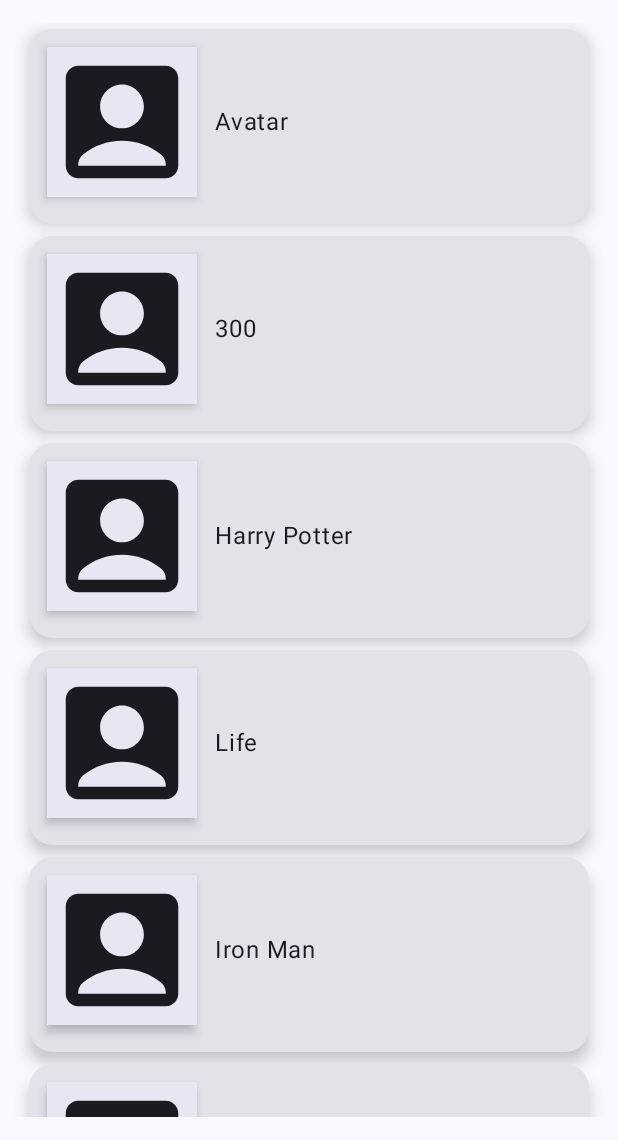
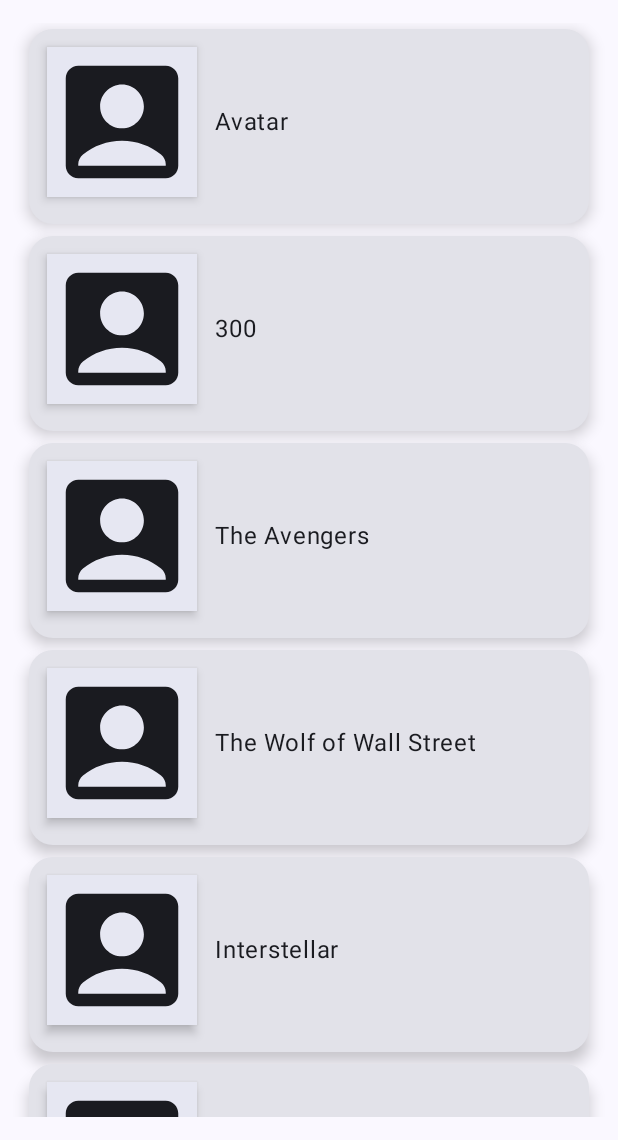
Before and after one commit to mukulvyas/MovieApp, an Android app built with Jetpack Compose: the screen it shows after launch (MainActivity), on a phone screen of 412 x 824 dp, the part 96-1236 px from its top. Run offline under Robolectric (Android 15) with nearby library versions, the phone set to English and light mode, and no system bars.

Commit message:
new features are added

```diff
--- a/app/src/main/java/com/example/movieapp/MainActivity.kt
+++ b/app/src/main/java/com/example/movieapp/MainActivity.kt
@@ -45,6 +45,7 @@ import androidx.compose.ui.graphics.RectangleShape
 import androidx.compose.ui.res.colorResource
 import androidx.compose.ui.tooling.preview.Preview
 import androidx.compose.ui.unit.dp
+import com.example.movieapp.model.Movie
 import com.example.movieapp.navigation.MovieNavigation
 import com.example.movieapp.screens.home.MainContent
 import com.example.movieapp.ui.theme.MovieAppTheme
@@ -66,37 +67,6 @@ class MainActivity : ComponentActivity() {
 //class TopAppBarColors
 
 
-@Composable
-fun movieRow(movie : String , onItemClick: (String) -> Unit = {}){
-
-    Card(modifier = Modifier
-        .padding(4.dp)
-        .fillMaxSize()
-        .height(130.dp)
-        .clickable{
-                  onItemClick(movie)
-        }
-        ,
-        shape = RoundedCornerShape(corner = CornerSize(16.dp)),
-        elevation = CardDefaults.elevatedCardElevation(6.dp)
-    ) {
-        Row (verticalAlignment = Alignment.CenterVertically,
-            horizontalArrangement = Arrangement.Start){
-            Surface(modifier = Modifier
-                .padding(12.dp)
-                .size(100.dp),
-                shape = RectangleShape,
-                shadowElevation = 4.dp,
-                tonalElevation = 4.dp
-            )  {
-                Icon(imageVector = Icons.Default.AccountBox, contentDescription = "movie image")
-
-            }
-
-            Text(text = movie)
-        }
-    }
-}
 
 
 
--- /dev/null
+++ b/app/src/main/java/com/example/movieapp/model/Movie.kt
@@ -0,0 +1,152 @@
+package com.example.movieapp.model
+
+data class Movie(val id: String,
+    val title: String,
+    val year: String,
+    val genre: String,
+    val director: String,
+    val actors: String,
+    val plot: String,
+    val poster: String,
+    val images: List<String>,
+    val rating: String)
+
+fun getMovies(): List<Movie>{
+        return listOf(
+            Movie(id = "tt0499549",
+                title = "Avatar",
+                year = "2009",
+                genre = "Action, Adventure, Fantasy",
+                director = "James Cameron",
+                actors = "Sam Worthington, Zoe Saldana, Sigourney Weaver, Stephen Lang",
+                plot = "A paraplegic marine dispatched to the moon Pandora on a unique mission becomes torn between following his orders and protecting the world he feels is his home.",
+                poster = "http://ia.media-imdb.com/images/M/MV5BMTYwOTEwNjAzMl5BMl5BanBnXkFtZTcwODc5MTUwMw@@._V1_SX300.jpg",
+                images = listOf("https://images-na.ssl-images-amazon.com/images/M/MV5BMjEyOTYyMzUxNl5BMl5BanBnXkFtZTcwNTg0MTUzNA@@._V1_SX1500_CR0,0,1500,999_AL_.jpg",
+                    "https://images-na.ssl-images-amazon.com/images/M/MV5BNzM2MDk3MTcyMV5BMl5BanBnXkFtZTcwNjg0MTUzNA@@._V1_SX1777_CR0,0,1777,999_AL_.jpg",
+                    "https://images-na.ssl-images-amazon.com/images/M/MV5BMTY2ODQ3NjMyMl5BMl5BanBnXkFtZTcwODg0MTUzNA@@._V1_SX1777_CR0,0,1777,999_AL_.jpg",
+                    "https://images-na.ssl-images-amazon.com/images/M/MV5BMTMxOTEwNDcxN15BMl5BanBnXkFtZTcwOTg0MTUzNA@@._V1_SX1777_CR0,0,1777,999_AL_.jpg",
+                    "https://images-na.ssl-images-amazon.com/images/M/MV5BMTYxMDg1Nzk1MV5BMl5BanBnXkFtZTcwMDk0MTUzNA@@._V1_SX1500_CR0,0,1500,999_AL_.jpg"),
+                rating = "7.9"),
+
+            Movie(id = "tt0416449",
+                title = "300",
+                year = "2006",
+                genre = "Action, Drama, Fantasy",
+                director = "Zack Snyder",
+                actors = "Gerard Butler, Lena Headey, Dominic West, David Wenham",
+                plot = "King Leonidas of Sparta and a force of 300 men fight the Persians at Thermopylae in 480 B.C.",
+                poster = "http://ia.media-imdb.com/images/M/MV5BMjAzNTkzNjcxNl5BMl5BanBnXkFtZTYwNDA4NjE3._V1_SX300.jpg",
+                images = listOf("https://images-na.ssl-images-amazon.com/images/M/MV5BMTMwNTg5MzMwMV5BMl5BanBnXkFtZTcwMzA2NTIyMw@@._V1_SX1777_CR0,0,1777,937_AL_.jpg",
+                    "https://images-na.ssl-images-amazon.com/images/M/MV5BMTQwNTgyNTMzNF5BMl5BanBnXkFtZTcwNDA2NTIyMw@@._V1_SX1777_CR0,0,1777,935_AL_.jpg",
+                    "https://images-na.ssl-images-amazon.com/images/M/MV5BMTc0MjQzOTEwMV5BMl5BanBnXkFtZTcwMzE2NTIyMw@@._V1_SX1777_CR0,0,1777,947_AL_.jpg"
+
+                ),
+                rating = "7.7"),
+
+            Movie(id = "tt0848228",
+                title = "The Avengers",
+                year = "2012",
+                genre = "Action, Sci-Fi, Thriller",
+                director = "Joss Whedon",
+                actors = "Robert Downey Jr., Chris Evans, Mark Ruffalo, Chris Hemsworth",
+                plot = "Earth's mightiest heroes must come together and learn to fight as a team if they are to stop the mischievous Loki and his alien army from enslaving humanity.",
+                poster = "http://ia.media-imdb.com/images/M/MV5BMTk2NTI1MTU4N15BMl5BanBnXkFtZTcwODg0OTY0Nw@@._V1_SX300.jpg",
+                images = listOf("https://images-na.ssl-images-amazon.com/images/M/MV5BMTA0NjY0NzE4OTReQTJeQWpwZ15BbWU3MDczODg2Nzc@._V1_SX1777_CR0,0,1777,999_AL_.jpg",
+                    "https://images-na.ssl-images-amazon.com/images/M/MV5BMjE1MzEzMjcyM15BMl5BanBnXkFtZTcwNDM4ODY3Nw@@._V1_SX1777_CR0,0,1777,999_AL_.jpg",
+                    "https://images-na.ssl-images-amazon.com/images/M/MV5BMjMwMzM2MTg1M15BMl5BanBnXkFtZTcwNjM4ODY3Nw@@._V1_SX1777_CR0,0,1777,999_AL_.jpg",
+                    "https://images-na.ssl-images-amazon.com/images/M/MV5BMTQ4NzM2Mjc5MV5BMl5BanBnXkFtZTcwMTkwOTY3Nw@@._V1_SX1777_CR0,0,1777,999_AL_.jpg",
+                    "https://images-na.ssl-images-amazon.com/images/M/MV5BMTc3MzQ3NjA5N15BMl5BanBnXkFtZTcwMzY5OTY3Nw@@._V1_SX1777_CR0,0,1777,999_AL_.jpg"),
+                rating = "8.1"),
+
+            Movie(id = "tt0993846",
+                title = "The Wolf of Wall Street",
+                year = "2013",
+                genre = "Biography, Comedy, Crime",
+                director = "Martin Scorsese",
+                actors = "Leonardo DiCaprio, Jonah Hill, Margot Robbie, Matthew McConaughey",
+                plot = "Based on the true story of Jordan Belfort, from his rise to a wealthy stock-broker living the high life to his fall involving crime, corruption and the federal government.",
+                poster = "http://ia.media-imdb.com/images/M/MV5BMjIxMjgxNTk0MF5BMl5BanBnXkFtZTgwNjIyOTg2MDE@._V1_SX300.jpg",
+                images = listOf("https://images-na.ssl-images-amazon.com/images/M/MV5BNDIwMDIxNzk3Ml5BMl5BanBnXkFtZTgwMTg0MzQ4MDE@._V1_SX1500_CR0,0,1500,999_AL_.jpg",
+                    "https://images-na.ssl-images-amazon.com/images/M/MV5BMTc0NzAxODAyMl5BMl5BanBnXkFtZTgwMDg0MzQ4MDE@._V1_SX1500_CR0,0,1500,999_AL_.jpg",
+                    "https://images-na.ssl-images-amazon.com/images/M/MV5BMTExMDk1MDE4NzVeQTJeQWpwZ15BbWU4MDM4NDM0ODAx._V1_SX1500_CR0,0,1500,999_AL_.jpg",
+                    "https://images-na.ssl-images-amazon.com/images/M/MV5BMTg3MTY4NDk4Nl5BMl5BanBnXkFtZTgwNjc0MzQ4MDE@._V1_SX1500_CR0,0,1500,999_AL_.jpg",
+                    "https://images-na.ssl-images-amazon.com/images/M/MV5BMTgzMTg4MDI0Ml5BMl5BanBnXkFtZTgwOTY0MzQ4MDE@._V1_SY1000_CR0,0,1553,1000_AL_.jpg"),
+                rating = "8.2"),
+
+            Movie(id = "tt0816692",
+                title = "Interstellar",
+                year = "2014",
+                genre = "Adventure, Drama, Sci-Fi",
+                director = "Christopher Nolan",
+                actors = "Ellen Burstyn, Matthew McConaughey, Mackenzie Foy, John Lithgow",
+                plot = "A team of explorers travel through a wormhole in space in an attempt to ensure humanity's survival.",
+                poster = "http://ia.media-imdb.com/images/M/MV5BMjIxNTU4MzY4MF5BMl5BanBnXkFtZTgwMzM4ODI3MjE@._V1_SX300.jpg",
+                images = listOf("https://images-na.ssl-images-amazon.com/images/M/MV5BMjA3NTEwOTMxMV5BMl5BanBnXkFtZTgwMjMyODgxMzE@._V1_SX1500_CR0,0,1500,999_AL_.jpg",
+                    "https://images-na.ssl-images-amazon.com/images/M/MV5BMzQ5ODE2MzEwM15BMl5BanBnXkFtZTgwMTMyODgxMzE@._V1_SX1500_CR0,0,1500,999_AL_.jpg",
+                    "https://images-na.ssl-images-amazon.com/images/M/MV5BMTg4Njk4MzY0Nl5BMl5BanBnXkFtZTgwMzIyODgxMzE@._V1_SX1500_CR0,0,1500,999_AL_.jpg",
+                    "https://images-na.ssl-images-amazon.com/images/M/MV5BMzE3MTM0MTc3Ml5BMl5BanBnXkFtZTgwMDIyODgxMzE@._V1_SX1500_CR0,0,1500,999_AL_.jpg",
+                    "https://images-na.ssl-images-amazon.com/images/M/MV5BNjYzNjE2NDk3N15BMl5BanBnXkFtZTgwNzEyODgxMzE@._V1_SX1500_CR0,0,1500,999_AL_.jpg"),
+                rating = "8.6"),
+            Movie(id = "tt0944947",
+                title = "Game of Thrones",
+                year = "2011 - 2018",
+                genre = "Adventure, Drama, Fantasy",
+                director = "N/A",
+                actors = "Peter Dinklage, Lena Headey, Emilia Clarke, Kit Harington",
+                plot = "While a civil war brews between several noble families in Westeros, the children of the former rulers of the land attempt to rise up to power. Meanwhile a forgotten race, bent on destruction, plans to return after thousands of years in the North.",
+                poster = "http://ia.media-imdb.com/images/M/MV5BMjM5OTQ1MTY5Nl5BMl5BanBnXkFtZTgwMjM3NzMxODE@._V1_SX300.jpg",
+                images = listOf("https://images-na.ssl-images-amazon.com/images/M/MV5BNDc1MGUyNzItNWRkOC00MjM1LWJjNjMtZTZlYWIxMGRmYzVlXkEyXkFqcGdeQXVyMzU3MDEyNjk@._V1_SX1777_CR0,0,1777,999_AL_.jpg",
+                    "https://images-na.ssl-images-amazon.com/images/M/MV5BZjZkN2M5ODgtMjQ2OC00ZjAxLWE1MjMtZDE0OTNmNGM0NWEwXkEyXkFqcGdeQXVyNjUxNzgwNTE@._V1_SX1777_CR0,0,1777,999_AL_.jpg",
+                    "https://images-na.ssl-images-amazon.com/images/M/MV5BMDk4Y2Y1MDAtNGVmMC00ZTlhLTlmMmQtYjcyN2VkNzUzZjg2XkEyXkFqcGdeQXVyNjUxNzgwNTE@._V1_SX1777_CR0,0,1777,999_AL_.jpg",
+                    "https://images-na.ssl-images-amazon.com/images/M/MV5BNjZjNWIzMzQtZWZjYy00ZTkwLWJiMTYtOWRkZDBhNWJhY2JmXkEyXkFqcGdeQXVyMjk3NTUyOTc@._V1_SX1777_CR0,0,1777,999_AL_.jpg",
+                    "https://images-na.ssl-images-amazon.com/images/M/MV5BNTMyMTRjZWEtM2UxMS00ZjU5LWIxMTYtZDA5YmJhZmRjYTc4XkEyXkFqcGdeQXVyMjk3NTUyOTc@._V1_SX1777_CR0,0,1777,999_AL_.jpg"),
+                rating = "9.5"),
+
+
+            Movie(id = "tt2306299",
+                title = "Vikings",
+                year = "2013–2020",
+                genre = "Action, Drama, History",
+                director = "N/A",
+                actors = "Travis Fimmel, Clive Standen, Gustaf Skarsgård, Katheryn Winnick",
+                plot = "The world of the Vikings is brought to life through the journey of Ragnar Lothbrok, the first Viking to emerge from Norse legend and onto the pages of history - a man on the edge of myth.",
+                poster = "http://ia.media-imdb.com/images/M/MV5BOTEzNzI3MDc0N15BMl5BanBnXkFtZTgwMzk1MzA5NzE@._V1_SX300.jpg",
+                images = listOf("https://images-na.ssl-images-amazon.com/images/M/MV5BMjM5MTM1ODUxNV5BMl5BanBnXkFtZTgwNTAzOTI2ODE@._V1_.jpg",
+                    "https://images-na.ssl-images-amazon.com/images/M/MV5BNzU2NDcxODMyOF5BMl5BanBnXkFtZTgwNDAzOTI2ODE@._V1_.jpg",
+                    "https://images-na.ssl-images-amazon.com/images/M/MV5BMjMzMzIzOTU2M15BMl5BanBnXkFtZTgwODMzMTkyODE@._V1_SY1000_SX1500_AL_.jpg",
+                    "https://images-na.ssl-images-amazon.com/images/M/MV5BMTQ2NTQ2MDA3NF5BMl5BanBnXkFtZTgwODkxMDUxODE@._V1_SY1000_SX1500_AL_.jpg",
+                    "https://images-na.ssl-images-amazon.com/images/M/MV5BMTcxOTQ3NTA5N15BMl5BanBnXkFtZTgwMzExMDUxODE@._V1_SY1000_SX1500_AL_.jpg"),
+                rating = "9.5"),
+
+            Movie(id = "tt0903747",
+                title = "Breaking Bad",
+                year = "2008–2013",
+                genre = "Crime, Drama, Thriller",
+                director = "N/A",
+                actors = "Bryan Cranston, Anna Gunn, Aaron Paul, Dean Norris",
+                plot = "A high school chemistry teacher diagnosed with inoperable lung cancer turns to manufacturing and selling methamphetamine in order to secure his family's financial future.",
+                poster = "http://ia.media-imdb.com/images/M/MV5BMTQ0ODYzODc0OV5BMl5BanBnXkFtZTgwMDk3OTcyMDE@._V1_SX300.jpg",
+                images = listOf("https://images-na.ssl-images-amazon.com/images/M/MV5BMTgyMzI5NDc5Nl5BMl5BanBnXkFtZTgwMjM0MTI2MDE@._V1_SY1000_CR0,0,1498,1000_AL_.jpg",
+                    "https://images-na.ssl-images-amazon.com/images/M/MV5BMTQ2NDkwNDk5NV5BMl5BanBnXkFtZTgwNDM0MTI2MDE@._V1_SY1000_CR0,0,1495,1000_AL_.jpg",
+                    "https://images-na.ssl-images-amazon.com/images/M/MV5BMTM4NDcyNDMzMF5BMl5BanBnXkFtZTgwOTI0MTI2MDE@._V1_SY1000_CR0,0,1495,1000_AL_.jpg",
+                    "https://images-na.ssl-images-amazon.com/images/M/MV5BMTAzMTczMjM3NjFeQTJeQWpwZ15BbWU4MDc1MTI1MzAx._V1_SY1000_CR0,0,1495,1000_AL_.jpg",
+                    "https://images-na.ssl-images-amazon.com/images/M/MV5BMjA5MTE3MTgwMF5BMl5BanBnXkFtZTgwOTQxMjUzMDE@._V1_SX1500_CR0,0,1500,999_AL_.jpg"),
+                rating = "9.5"),
+
+            Movie(id = "tt2707408",
+                title = "Narcos",
+                year = "2015-",
+                genre = "Biography, Crime, Drama",
+                director = "N/A",
+                actors = "Wagner Moura, Boyd Holbrook, Pedro Pascal, Joanna Christie",
+                plot = "A chronicled look at the criminal exploits of Colombian drug lord Pablo Escobar.",
+                poster = "http://ia.media-imdb.com/images/M/MV5BMTU0ODQ4NDg2OF5BMl5BanBnXkFtZTgwNzczNTE4OTE@._V1_SX300.jpg",
+                images = listOf("https://images-na.ssl-images-amazon.com/images/M/MV5BMTk2MDMzMTc0MF5BMl5BanBnXkFtZTgwMTAyMzA1OTE@._V1_SX1500_CR0,0,1500,999_AL_.jpg",
+                    "https://images-na.ssl-images-amazon.com/images/M/MV5BMjIxMDkyOTEyNV5BMl5BanBnXkFtZTgwNjY3Mjc3OTE@._V1_SY1000_SX1500_AL_.jpg",
+                    "https://images-na.ssl-images-amazon.com/images/M/MV5BMjA2NDUwMTU2NV5BMl5BanBnXkFtZTgwNTI1Mzc3OTE@._V1_SY1000_CR0,0,1499,1000_AL_.jpg",
+                    "https://images-na.ssl-images-amazon.com/images/M/MV5BODA1NjAyMTQ3Ml5BMl5BanBnXkFtZTgwNjI1Mzc3OTE@._V1_SY1000_CR0,0,1499,1000_AL_.jpg",
+                    "https://images-na.ssl-images-amazon.com/images/M/MV5BMTU0NzQ0OTAwNl5BMl5BanBnXkFtZTgwMDAyMzA1OTE@._V1_SX1500_CR0,0,1500,999_AL_.jpg"),
+                rating = "9.5"),
+        )
+
+}
--- a/app/src/main/java/com/example/movieapp/screens/home/HomeScreen.kt
+++ b/app/src/main/java/com/example/movieapp/screens/home/HomeScreen.kt
@@ -16,8 +16,10 @@ import androidx.compose.ui.Modifier
 import androidx.compose.ui.graphics.Color
 import androidx.compose.ui.unit.dp
 import androidx.navigation.NavController
-import com.example.movieapp.movieRow
+import com.example.movieapp.model.Movie
+import com.example.movieapp.model.getMovies
 import com.example.movieapp.navigation.MovieScreens
+import com.example.movieapp.widgets.movieRow
 
 @OptIn(ExperimentalMaterial3Api::class)
 @Composable
@@ -48,18 +50,8 @@ fun HomeScreen(navController: NavController){
 @Composable
 fun MainContent(
     navController: NavController,
-    movieList: List<String>  = listOf(
-    "Avatar",
-    "300",
-    "Harry Potter",
-    "Life",
-    "Iron Man",
-    "Avenger",
-    "lord of ring",
-    "sheldon",
-    "black clover",
-    "Captian America"
-)){
+    movieList: List<Movie>  = getMovies()
+){
 
     Column(modifier = Modifier.padding(15.dp)) {
         LazyColumn{
--- /dev/null
+++ b/app/src/main/java/com/example/movieapp/widgets/widgets.kt
@@ -0,0 +1,57 @@
+package com.example.movieapp.widgets
+
+import androidx.compose.foundation.clickable
+import androidx.compose.foundation.layout.Arrangement
+import androidx.compose.foundation.layout.Row
+import androidx.compose.foundation.layout.fillMaxSize
+import androidx.compose.foundation.layout.height
+import androidx.compose.foundation.layout.padding
+import androidx.compose.foundation.layout.size
+import androidx.compose.foundation.shape.CornerSize
+import androidx.compose.foundation.shape.RoundedCornerShape
+import androidx.compose.material.icons.Icons
+import androidx.compose.material.icons.filled.AccountBox
+import androidx.compose.material3.Card
+import androidx.compose.material3.CardDefaults
+import androidx.compose.material3.Icon
+import androidx.compose.material3.Surface
+import androidx.compose.material3.Text
+import androidx.compose.runtime.Composable
+import androidx.compose.ui.Alignment
+import androidx.compose.ui.Modifier
+import androidx.compose.ui.graphics.RectangleShape
+import androidx.compose.ui.unit.dp
+import com.example.movieapp.model.Movie
+
+@Composable
+fun movieRow(movie : Movie,
+             onItemClick: (String) -> Unit = {}){
+
+    Card(modifier = Modifier
+        .padding(4.dp)
+        .fillMaxSize()
+        .height(130.dp)
+        .clickable{
+            onItemClick(movie.id)
+        }
+        ,
+        shape = RoundedCornerShape(corner = CornerSize(16.dp)),
+        elevation = CardDefaults.elevatedCardElevation(6.dp)
+    ) {
+        Row (verticalAlignment = Alignment.CenterVertically,
+            horizontalArrangement = Arrangement.Start){
+            Surface(modifier = Modifier
+                .padding(12.dp)
+                .size(100.dp),
+                shape = RectangleShape,
+                shadowElevation = 4.dp,
+                tonalElevation = 4.dp
+            )  {
+                Icon(imageVector = Icons.Default.AccountBox, contentDescription = "movie image")
+
+            }
+
+            Text(text = movie.title)
+        }
+    }
+}
```
